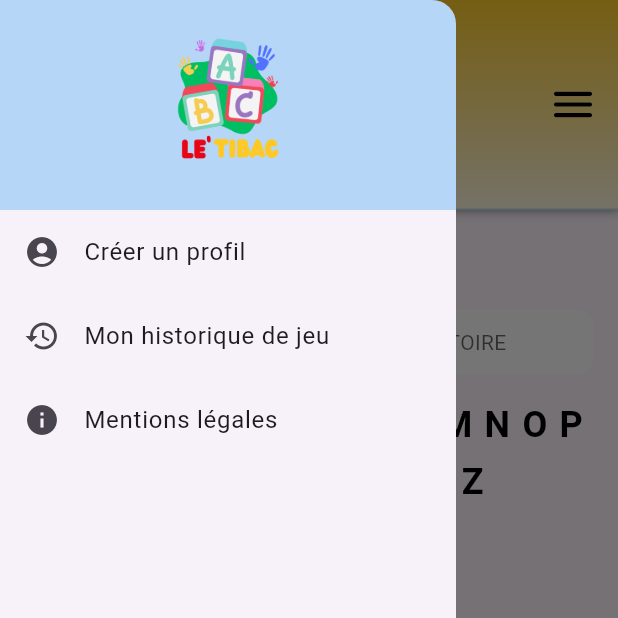
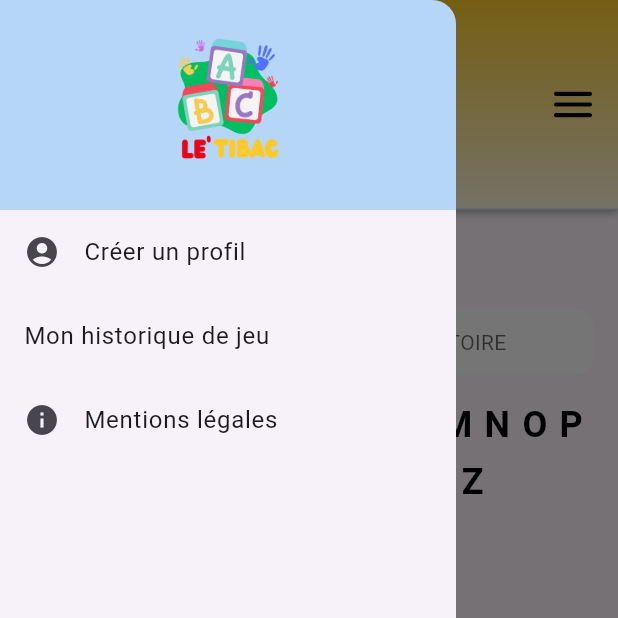
Before and after one commit to marcos75013/Tibac, a Flutter app: the ChoixLettrePage screen opened directly with empty values, with the side drawer open, on a phone screen of 412 x 824 dp, the top half of it. Run offline on Flutter 3.47's test engine with Material 3 defaults, Android fonts, the light colour scheme and no system bars; our stand-ins replace confetti, go_router.

Commit message:
refacto ColorsConstant

```diff
--- a/lib/config/theming/colors_constant.dart
+++ b/lib/config/theming/colors_constant.dart
@@ -3,13 +3,22 @@ import 'package:flutter/material.dart';
 class ColorsConstant {
   static const Color backgroundFeuille = Color(0xFFE5E5E5);
   static const Color primaryYellow = Color(0xFFFFCD2A);
-  static const Color backgroundBouton = Color(0xFFFFFFFF);
-  static const Color borderBouton = Color(0xFFFFCD2A);
-  static const Color textBouton = Color(0xFF000000);
-  static const Color verticalLineColor = Color.fromARGB(101, 213, 42, 30);
-  static const Color horizontalLineColor = Color.fromARGB(78, 33, 149, 243);
+  static const Color secondYellow = Color(0xFFFFE082);
+  static const Color yellow = Colors.yellow;
+  static const Color white = Color(0xFFFFFFFF);
+  static const Color black = Color(0xFF000000);
+  static const Color red600 = Color.fromARGB(101, 213, 42, 30);
+  static const Color blue600 = Color.fromARGB(78, 33, 149, 243);
   static const Color backgroundColor = Color.fromARGB(255, 240, 234, 234);
   static const Color transparent = Color(0x00000000);
   static const Color backgroundColorBouton = Colors.white;
-  static const Color foregroundColorBouton = Colors.black;
+  static const Color iconCloseRed = Colors.red;
+  static const Color redButton = Colors.red;
+  static const Color degradeLigthYellow = Color(0xFFFFF8E1);
+  static const Color initialColorProgressionBar = Colors.green;
+  static const Color blueButton = Colors.blue;
+  static const Color orangeButton = Colors.orange;
+  static const Color greenButton = Colors.green;
+  static const Color greyVersion = Colors.grey;
+  //static const Color grey300 = Colors.grey[300];
 }
--- a/lib/pages/app_loading_page/app_loading_page.dart
+++ b/lib/pages/app_loading_page/app_loading_page.dart
@@ -46,7 +46,7 @@ class AppLoadingPageState extends State<AppLoadingPage> with SingleTickerProvide
   @override
   Widget build(BuildContext context) {
     return Scaffold(
-      backgroundColor: ColorsConstant.horizontalLineColor,
+      backgroundColor: ColorsConstant.blue600,
       body: Stack(
         children: [
           Center(
--- a/lib/pages/choix_lettre/choix_lettre_page.dart
+++ b/lib/pages/choix_lettre/choix_lettre_page.dart
@@ -92,7 +92,7 @@ class ChoixLettrePageState extends State<ChoixLettrePage> with SingleTickerProvi
                 style: TextStyle(
                   fontSize: 24,
                   fontWeight: FontWeight.bold,
-                  color: Colors.black,
+                  color: ColorsConstant.black,
                 ),
               ),
             ),
@@ -111,7 +111,7 @@ class ChoixLettrePageState extends State<ChoixLettrePage> with SingleTickerProvi
                       onTap: () => toggleSelection(0),
                       child: Container(
                         decoration: BoxDecoration(
-                          color: isManuel ? ColorsConstant.primaryYellow : Colors.white,
+                          color: isManuel ? ColorsConstant.primaryYellow : ColorsConstant.white,
                           borderRadius: const BorderRadius.only(
                             topLeft: Radius.circular(12.0),
                             bottomLeft: Radius.circular(12.0),
@@ -122,7 +122,7 @@ class ChoixLettrePageState extends State<ChoixLettrePage> with SingleTickerProvi
                         child: Text(
                           'MANUELLEMENT',
                           style: TextStyle(
-                            color: isManuel ? Colors.black : Colors.black.withOpacity(0.6),
+                            color: isManuel ? ColorsConstant.black : ColorsConstant.black.withOpacity(0.6),
                             fontWeight: isManuel ? FontWeight.bold : FontWeight.normal,
                           ),
                         ),
@@ -134,7 +134,7 @@ class ChoixLettrePageState extends State<ChoixLettrePage> with SingleTickerProvi
                       onTap: () => toggleSelection(1),
                       child: Container(
                         decoration: BoxDecoration(
-                          color: !isManuel ? ColorsConstant.primaryYellow : Colors.white,
+                          color: !isManuel ? ColorsConstant.primaryYellow : ColorsConstant.white,
                           borderRadius: const BorderRadius.only(
                             topRight: Radius.circular(12.0),
                             bottomRight: Radius.circular(12.0),
@@ -145,7 +145,7 @@ class ChoixLettrePageState extends State<ChoixLettrePage> with SingleTickerProvi
                         child: Text(
                           'ALEATOIRE',
                           style: TextStyle(
-                            color: !isManuel ? Colors.black : Colors.black.withOpacity(0.6),
+                            color: !isManuel ? ColorsConstant.black : ColorsConstant.black.withOpacity(0.6),
                             fontWeight: !isManuel ? FontWeight.bold : FontWeight.normal,
                           ),
                         ),
@@ -171,7 +171,7 @@ class ChoixLettrePageState extends State<ChoixLettrePage> with SingleTickerProvi
                       style: TextStyle(
                         fontSize: 24,
                         fontWeight: FontWeight.bold,
-                        color: selectedLetter == letter ? ColorsConstant.primaryYellow : Colors.black,
+                        color: selectedLetter == letter ? ColorsConstant.primaryYellow : ColorsConstant.black,
                       ),
                     ),
                   );
@@ -187,7 +187,7 @@ class ChoixLettrePageState extends State<ChoixLettrePage> with SingleTickerProvi
                   width: 200,
                   height: 200,
                   child: CircularProgressIndicator(
-                    valueColor: AlwaysStoppedAnimation<Color>(Colors.blue),
+                    valueColor: AlwaysStoppedAnimation<Color>(ColorsConstant.blueButton),
                   ),
                 ),
               Text(
@@ -195,7 +195,7 @@ class ChoixLettrePageState extends State<ChoixLettrePage> with SingleTickerProvi
                 style: const TextStyle(
                   shadows: [
                     Shadow(
-                      color: Colors.black,
+                      color: ColorsConstant.black,
                       offset: Offset(2, 2),
                       blurRadius: 2,
                     ),
--- a/lib/pages/compte_rebours/compte_rebours_page.dart
+++ b/lib/pages/compte_rebours/compte_rebours_page.dart
@@ -105,7 +105,7 @@ class CompteReboursPageState extends State<CompteReboursPage> with TickerProvide
                               ? [
                                   const Shadow(
                                     blurRadius: 10.0,
-                                    color: Colors.black,
+                                    color: ColorsConstant.black,
                                     offset: Offset(2.0, 2.0),
                                   ),
                                 ]
--- a/lib/pages/create_profile/create_profile_page.dart
+++ b/lib/pages/create_profile/create_profile_page.dart
@@ -62,7 +62,7 @@ class CreateProfilePageState extends State<CreateProfilePage> {
             ),
           ],
         ),
-        backgroundColor: ColorsConstant.horizontalLineColor,
+        backgroundColor: ColorsConstant.blue600,
       ),
       body: Padding(
         padding: const EdgeInsets.all(16.0),
@@ -92,7 +92,7 @@ class CreateProfilePageState extends State<CreateProfilePage> {
               TextFormField(
                 decoration: const InputDecoration(
                   labelText: 'Email',
-                  labelStyle: TextStyle(color: ColorsConstant.foregroundColorBouton),
+                  labelStyle: TextStyle(color: ColorsConstant.black),
                   focusedBorder: UnderlineInputBorder(
                     borderSide: BorderSide(color: ColorsConstant.primaryYellow),
                   ),
@@ -113,7 +113,7 @@ class CreateProfilePageState extends State<CreateProfilePage> {
               TextFormField(
                 decoration: const InputDecoration(
                   labelText: 'Mot de passe',
-                  labelStyle: TextStyle(color: ColorsConstant.foregroundColorBouton),
+                  labelStyle: TextStyle(color: ColorsConstant.black),
                   focusedBorder: UnderlineInputBorder(
                     borderSide: BorderSide(color: ColorsConstant.primaryYellow),
                   ),
--- a/lib/widgets/CategorieInput/category_input_field.dart
+++ b/lib/widgets/CategorieInput/category_input_field.dart
@@ -96,11 +96,11 @@ class CategoryInputFieldState extends State<CategoryInputField> {
             child: isSatisfiedIconClicked
                 ? const Icon(
                     Icons.thumb_up,
-                    color: Colors.green,
+                    color: ColorsConstant.greenButton,
                   )
                 : Icon(
                     Icons.sentiment_satisfied,
-                    color: isDissatisfiedIconClicked ? Colors.grey : Colors.green,
+                    color: isDissatisfiedIconClicked ? Colors.grey : ColorsConstant.greenButton,
                   ),
           ),
           const SizedBox(width: 10),
--- a/lib/widgets/ConfettiDialog/confetti_dialog.dart
+++ b/lib/widgets/ConfettiDialog/confetti_dialog.dart
@@ -1,5 +1,6 @@
 import 'package:confetti/confetti.dart';
 import 'package:flutter/material.dart';
+import 'package:petit_bac/config/theming/colors_constant.dart';
 
 class ConfettiDialog extends StatefulWidget {
   final int scoreTotal;
@@ -36,7 +37,7 @@ class ConfettiDialogState extends State<ConfettiDialog> {
             confettiController: _confettiController,
             blastDirectionality: BlastDirectionality.explosive,
             shouldLoop: false,
-            colors: const [Colors.red, Colors.blue, Colors.green, Colors.yellow],
+            colors: const [ColorsConstant.redButton, ColorsConstant.blueButton, ColorsConstant.greenButton, ColorsConstant.primaryYellow],
           ),
           Column(
             mainAxisSize: MainAxisSize.min,
--- a/lib/widgets/appBarTibac/app_bar_tibac.dart
+++ b/lib/widgets/appBarTibac/app_bar_tibac.dart
@@ -6,7 +6,8 @@ class AppBarTibac extends StatelessWidget implements PreferredSizeWidget {
 
   const AppBarTibac({
     super.key,
-    required this.logoPath, required Null Function() onMenuPressed,
+    required this.logoPath,
+    required Null Function() onMenuPressed,
   });
 
   @override
@@ -18,18 +19,18 @@ class AppBarTibac extends StatelessWidget implements PreferredSizeWidget {
           end: Alignment.bottomCenter,
           colors: [
             ColorsConstant.primaryYellow,
-            Color(0xFFFFF8E1),
+            ColorsConstant.degradeLigthYellow,
           ],
         ),
         border: const Border(
           bottom: BorderSide(
-            color: ColorsConstant.horizontalLineColor,
+            color: ColorsConstant.blue600,
             width: 1,
           ),
         ),
         boxShadow: [
           BoxShadow(
-            color: Colors.black.withOpacity(0.5),
+            color: ColorsConstant.black.withOpacity(0.5),
             spreadRadius: 1,
             blurRadius: 5,
             offset: const Offset(0, -1),
@@ -54,7 +55,7 @@ class AppBarTibac extends StatelessWidget implements PreferredSizeWidget {
                 ),
               ),
               IconButton(
-                icon: const Icon(Icons.menu_rounded, color: Colors.black, size: 34),
+                icon: const Icon(Icons.menu_rounded, color: ColorsConstant.black, size: 34),
                 onPressed: () {
                   Scaffold.of(context).openDrawer();
                 },
--- a/lib/widgets/bg_feuille/feuille_cahier.dart
+++ b/lib/widgets/bg_feuille/feuille_cahier.dart
@@ -35,7 +35,7 @@ class FeuilleCahier extends StatelessWidget {
         left: verticalLinePadding,
         child: Container(
           width: verticalLineWidth,
-          color: ColorsConstant.verticalLineColor,
+          color: ColorsConstant.red600,
         ),
       ),
     );
@@ -47,7 +47,7 @@ class FeuilleCahier extends StatelessWidget {
           left: 0,
           right: 0,
           child: const Divider(
-            color: ColorsConstant.horizontalLineColor,
+            color: ColorsConstant.blue600,
             thickness: 1,
           ),
         ),
--- a/lib/widgets/bouton/bouton_widget.dart
+++ b/lib/widgets/bouton/bouton_widget.dart
@@ -16,11 +16,11 @@ class BoutonWidget extends StatelessWidget {
     return ElevatedButton(
       onPressed: onPressed,
       style: ElevatedButton.styleFrom(
-        foregroundColor: ColorsConstant.foregroundColorBouton,
+        foregroundColor: ColorsConstant.black,
         backgroundColor: ColorsConstant.backgroundColorBouton,
         padding: const EdgeInsets.symmetric(horizontal: 30, vertical: 8),
         shape: RoundedRectangleBorder(
-          side: const BorderSide(color: ColorsConstant.borderBouton, width: 6),
+          side: const BorderSide(color: ColorsConstant.primaryYellow, width: 6),
           borderRadius: BorderRadius.circular(16),
         ),
       ),
--- a/lib/widgets/custom_progressing_painter/custom_progressing_painter.dart
+++ b/lib/widgets/custom_progressing_painter/custom_progressing_painter.dart
@@ -1,4 +1,5 @@
 import 'package:flutter/material.dart';
+import 'package:petit_bac/config/theming/colors_constant.dart';
 
 class CustomProgressPainter extends CustomPainter {
   final double progress;
@@ -8,7 +9,7 @@ class CustomProgressPainter extends CustomPainter {
   @override
   void paint(Canvas canvas, Size size) {
     final paint = Paint()
-      ..color = Colors.blue
+      ..color = ColorsConstant.blueButton
       ..strokeWidth = size.height
       ..strokeCap = StrokeCap.round;
 
--- a/lib/widgets/drawer/drawer_content.dart
+++ b/lib/widgets/drawer/drawer_content.dart
@@ -23,17 +23,17 @@ class DrawerContentState extends State<DrawerContent> {
               Container(
                 height: 140, // Réduire la hauteur du DrawerHeader
                 decoration: const BoxDecoration(
-                  color: ColorsConstant.horizontalLineColor,
+                  color: ColorsConstant.blue600,
                 ),
                 child: Center(
                   child: Image.asset(
                     'lib/assets/pngs/petit_bac_logo.png',
-                    height: 140, // Ajustez la hauteur de l'image du logo selon vos besoins
+                    height: 140,
                   ),
                 ),
               ),
               ListTile(
-                leading: const Icon(Icons.account_circle), // Icône pour Créer un profil
+                leading: const Icon(Icons.account_circle),
                 title: const Text('Créer un profil'),
                 onTap: () {
                   Navigator.push(
@@ -45,14 +45,13 @@ class DrawerContentState extends State<DrawerContent> {
                 },
               ),
               ListTile(
-                leading: const Icon(Icons.history), // Icône pour Mon historique de jeu
                 title: const Text('Mon historique de jeu'),
                 onTap: () {
-                  // Action for game history
+
                 },
               ),
               ListTile(
-                leading: const Icon(Icons.info), // Icône pour Mentions légales
+                leading: const Icon(Icons.info),
                 title: const Text('Mentions légales'),
                 onTap: () {
                   Navigator.push(
@@ -71,7 +70,7 @@ class DrawerContentState extends State<DrawerContent> {
             child: Text(
               'Version 1.0.0',
               style: TextStyle(
-                color: Colors.grey,
+                color: ColorsConstant.greyVersion,
                 fontSize: 12,
               ),
             ),
--- a/lib/widgets/dropdown/category_dropdown.dart
+++ b/lib/widgets/dropdown/category_dropdown.dart
@@ -53,7 +53,7 @@ class CategoryDropdown extends StatelessWidget {
         onChanged: onChanged,
         icon: const Icon(Icons.arrow_drop_down),
         iconSize: 24,
-        dropdownColor: ColorsConstant.backgroundBouton,
+        dropdownColor: ColorsConstant.white,
         borderRadius: BorderRadius.circular(12.0),
       ),
     );
```
Also changed, not shown: lib/pages/category_page/category_page.dart (+4 -4 lines), lib/pages/game/game_page.dart (+11 -10 lines), lib/pages/mentions_legales/legal_mentions_page.dart (+3 -5 lines), lib/widgets/appBarGame/app_bar_game.dart (+4 -4 lines), lib/widgets/footer_scores_widget/footer_scores_widgets.dart (+4 -4 lines).
